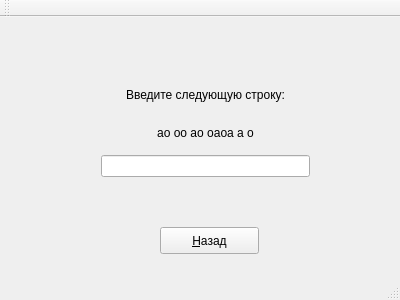
Before: the Qt Designer form mainwindow.ui in Gusakovskaya/keyboardtrainer, drawn with Qt 5.
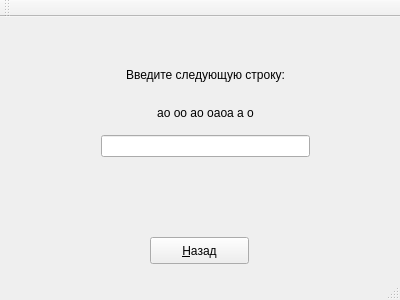
After: the same form once the commit is applied. The open tabs and pages were chosen to show the change. Icons and pictures are not drawn.

```diff
--- a/mainwindow.ui
+++ b/mainwindow.ui
@@ -64,8 +64,8 @@
      <widget class="QPushButton" name="pushButton">
       <property name="geometry">
        <rect>
-        <x>160</x>
-        <y>200</y>
+        <x>150</x>
+        <y>210</y>
         <width>99</width>
         <height>27</height>
        </rect>
@@ -74,11 +74,11 @@
        <string>&amp;Назад</string>
       </property>
      </widget>
-     <widget class="QWidget" name="">
+     <widget class="QWidget" name="layoutWidget">
       <property name="geometry">
        <rect>
         <x>90</x>
-        <y>40</y>
+        <y>20</y>
         <width>231</width>
         <height>121</height>
        </rect>
@@ -112,6 +112,22 @@
        </item>
       </layout>
      </widget>
+     <widget class="QLabel" name="mess2">
+      <property name="geometry">
+       <rect>
+        <x>20</x>
+        <y>170</y>
+        <width>371</width>
+        <height>31</height>
+       </rect>
+      </property>
+      <property name="text">
+       <string/>
+      </property>
+      <property name="alignment">
+       <set>Qt::AlignCenter</set>
+      </property>
+     </widget>
     </widget>
    </widget>
   </widget>
```
Left out of the diff: 12 changed lines with no effect on the pictures.
